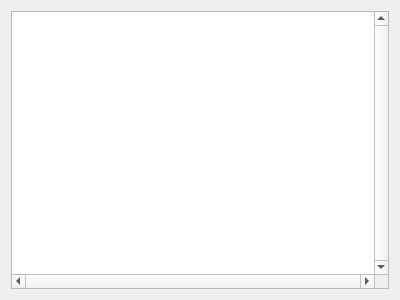
First picture: the form in src/logviewer.ui, repository lysevi/logan, before the edit.
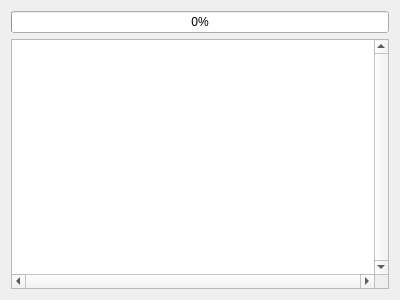
Second picture: the form after the edit.

```diff
--- a/src/logviewer.ui
+++ b/src/logviewer.ui
@@ -14,6 +14,13 @@
    <string>Form</string>
   </property>
   <layout class="QVBoxLayout" name="verticalLayout">
+   <item>
+    <widget class="QProgressBar" name="progressBar">
+     <property name="value">
+      <number>0</number>
+     </property>
+    </widget>
+   </item>
    <item>
     <widget class="QListView" name="listView">
      <property name="frameShape">
```
